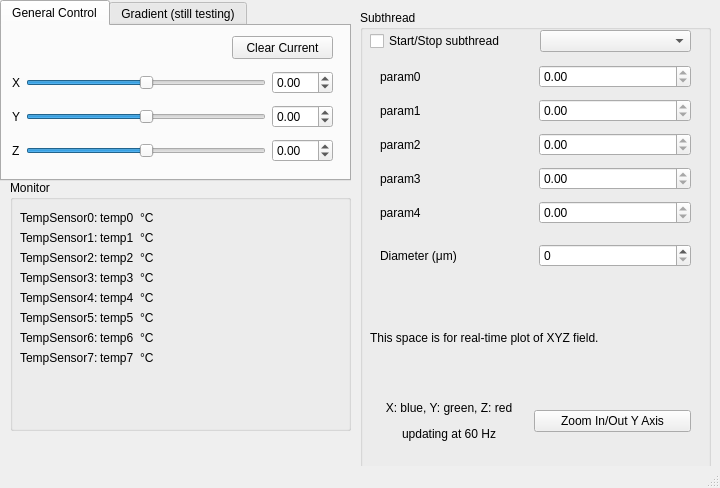
First picture: the form in EMSystem-Python/mainwindow.ui, repository ZhaoxinLee/EMSystem-Python, before the edit.
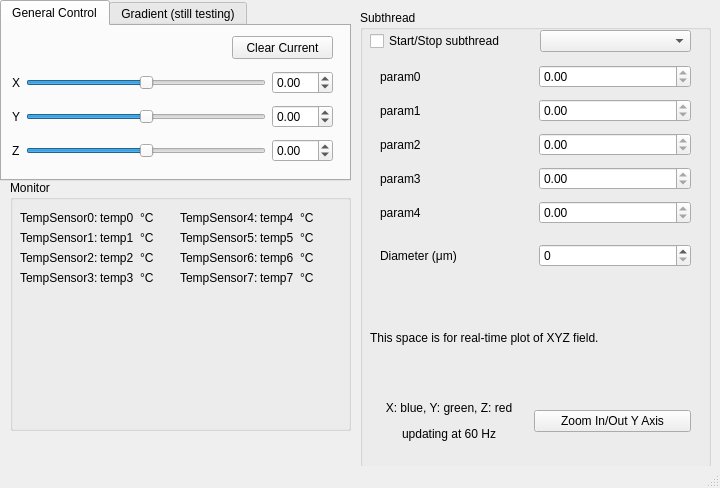
Second picture: the form after the edit.

The edit to the form file:
```diff
--- a/EMSystem-Python/mainwindow.ui
+++ b/EMSystem-Python/mainwindow.ui
@@ -356,8 +356,8 @@
     <widget class="QLabel" name="lbl_tempSensor_4">
      <property name="geometry">
       <rect>
-       <x>10</x>
-       <y>110</y>
+       <x>170</x>
+       <y>30</y>
        <width>81</width>
        <height>16</height>
       </rect>
@@ -382,8 +382,8 @@
     <widget class="QLabel" name="lbl_tempSensor_5">
      <property name="geometry">
       <rect>
-       <x>10</x>
-       <y>130</y>
+       <x>170</x>
+       <y>50</y>
        <width>81</width>
        <height>16</height>
       </rect>
@@ -395,8 +395,8 @@
     <widget class="QLabel" name="lbl_tempSensor_6">
      <property name="geometry">
       <rect>
-       <x>10</x>
-       <y>150</y>
+       <x>170</x>
+       <y>70</y>
        <width>81</width>
        <height>16</height>
       </rect>
@@ -408,8 +408,8 @@
     <widget class="QLabel" name="lbl_tempSensor_8">
      <property name="geometry">
       <rect>
-       <x>10</x>
-       <y>170</y>
+       <x>170</x>
+       <y>90</y>
        <width>81</width>
        <height>16</height>
       </rect>
@@ -473,8 +473,8 @@
     <widget class="QLabel" name="lbl_temp_4">
      <property name="geometry">
       <rect>
-       <x>90</x>
-       <y>110</y>
+       <x>250</x>
+       <y>30</y>
        <width>49</width>
        <height>16</height>
       </rect>
@@ -486,8 +486,8 @@
     <widget class="QLabel" name="lbl_temp_5">
      <property name="geometry">
       <rect>
-       <x>90</x>
-       <y>130</y>
+       <x>250</x>
+       <y>50</y>
        <width>49</width>
        <height>16</height>
       </rect>
@@ -499,8 +499,8 @@
     <widget class="QLabel" name="lbl_temp_6">
      <property name="geometry">
       <rect>
-       <x>90</x>
-       <y>150</y>
+       <x>250</x>
+       <y>70</y>
        <width>49</width>
        <height>16</height>
       </rect>
@@ -512,8 +512,8 @@
     <widget class="QLabel" name="lbl_temp_7">
      <property name="geometry">
       <rect>
-       <x>90</x>
-       <y>170</y>
+       <x>250</x>
+       <y>90</y>
        <width>49</width>
        <height>16</height>
       </rect>
@@ -577,8 +577,8 @@
     <widget class="QLabel" name="label_13">
      <property name="geometry">
       <rect>
-       <x>130</x>
-       <y>110</y>
+       <x>290</x>
+       <y>30</y>
        <width>49</width>
        <height>16</height>
       </rect>
@@ -590,8 +590,8 @@
     <widget class="QLabel" name="label_14">
      <property name="geometry">
       <rect>
-       <x>130</x>
-       <y>130</y>
+       <x>290</x>
+       <y>50</y>
        <width>49</width>
        <height>16</height>
       </rect>
@@ -603,8 +603,8 @@
     <widget class="QLabel" name="label_15">
      <property name="geometry">
       <rect>
-       <x>130</x>
-       <y>150</y>
+       <x>290</x>
+       <y>70</y>
        <width>49</width>
        <height>16</height>
       </rect>
@@ -616,8 +616,8 @@
     <widget class="QLabel" name="label_16">
      <property name="geometry">
       <rect>
-       <x>130</x>
-       <y>170</y>
+       <x>290</x>
+       <y>90</y>
        <width>49</width>
        <height>16</height>
       </rect>
```
